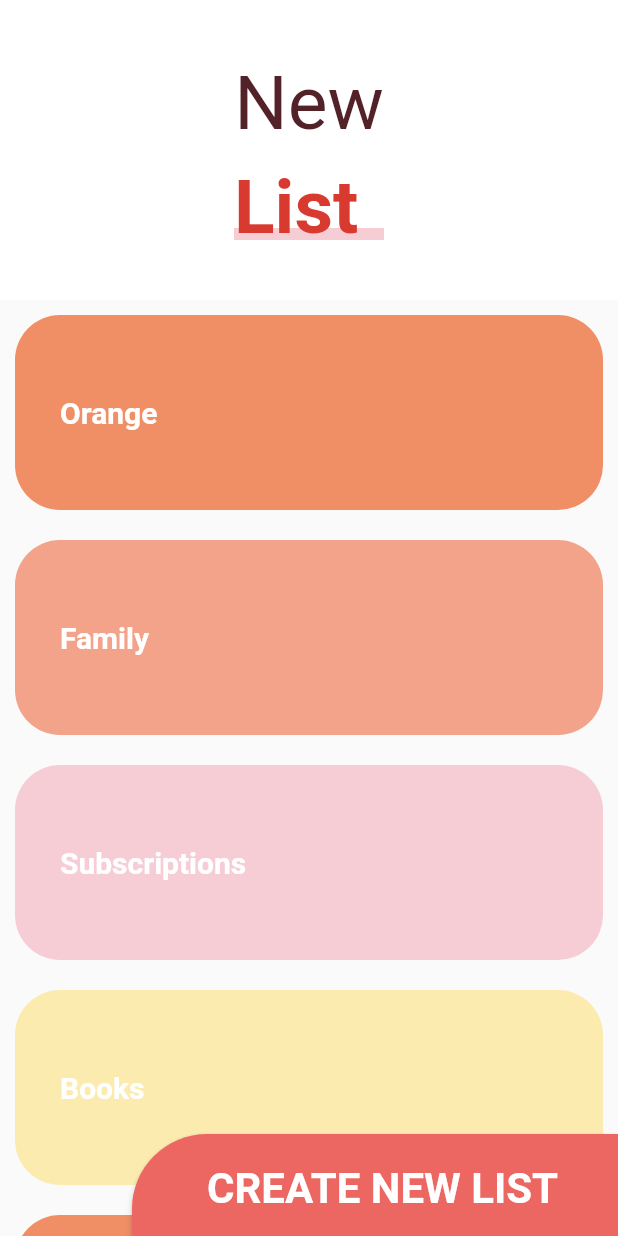
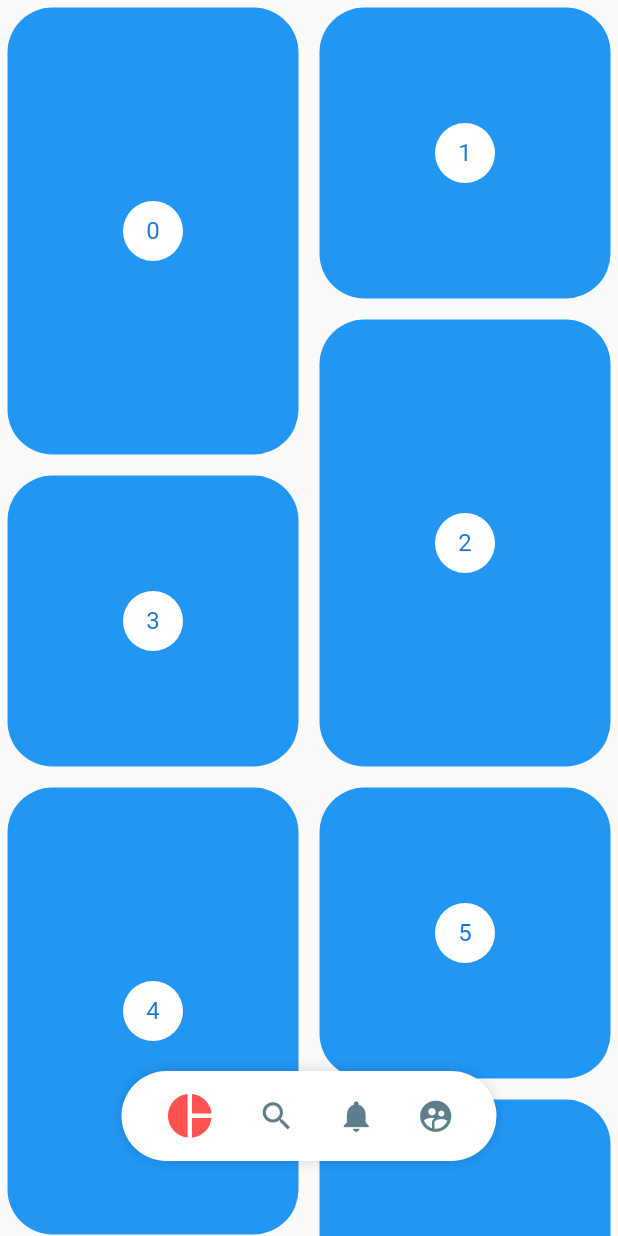
Before and after one commit to joanmc11/Animation-Design-Examples, a Flutter app: the screen it shows after launch, on a phone screen of 412 x 824 dp. Run offline on Flutter 3.47's test engine with Material 2 defaults, Android fonts, the light colour scheme and no system bars; our stand-ins replace animate_do, flutter_svg, font_awesome_flutter.

Commit message:
Pinterest Layout

```diff
--- a/lib/main.dart
+++ b/lib/main.dart
@@ -8,6 +8,7 @@ import 'package:flutter/material.dart';
 
 import 'src/labs/circular_progress_page.dart';
 import 'src/labs/slideshow_page.dart';
+import 'src/pages/pinterest_page.dart';
 import 'src/pages/slide_show_page.dart';
 
 void main() {
@@ -19,10 +20,11 @@ class MyApp extends StatelessWidget {
 
   @override
   Widget build(BuildContext context) {
-    return const MaterialApp(
+    return MaterialApp(
       debugShowCheckedModeBanner: false,
       title: 'Diseños App',
-      home: SliverPage(),
+      home: PinterestPage(),
+      //SliverPage(),
 
       //EmergencyPage()
 
--- /dev/null
+++ b/lib/src/pages/pinterest_page.dart
@@ -0,0 +1,147 @@
+import 'package:flutter/material.dart';
+import 'package:provider/provider.dart';
+import 'package:animation_painter/src/widgets/pinterest_menu.dart';
+import 'package:flutter_staggered_grid_view/flutter_staggered_grid_view.dart';
+
+class PinterestPage extends StatelessWidget {
+  const PinterestPage({super.key});
+
+  @override
+  Widget build(BuildContext context) {
+    return ChangeNotifierProvider(
+      create: (_) => _MenuModel(),
+      child: Scaffold(
+          body: Stack(
+        children: const [
+           PinterestGrid(),
+          _PinterestdMenuLocation()],
+      )),
+    );
+  }
+}
+
+class _PinterestdMenuLocation extends StatelessWidget {
+  const _PinterestdMenuLocation({
+    super.key,
+  });
+
+  @override
+  Widget build(BuildContext context) {
+    final widthPantalla = MediaQuery.of(context).size.width;
+    final mostrar = Provider.of<_MenuModel>(
+      context,
+    ).mostrar;
+    return Positioned(
+        bottom: 30,
+        child: SizedBox(
+            width: widthPantalla,
+            height: 100,
+            child: Align(
+                alignment: Alignment.center,
+                child: PinterestMenu(
+                  mostrar: mostrar,
+                  activeColor: Colors.redAccent,
+                  inactiveColor: Colors.blueGrey,
+                  items: [
+                    PinterestButton(onPressed: () {}, icon: Icons.pie_chart),
+                    PinterestButton(onPressed: () {}, icon: Icons.search),
+                    PinterestButton(
+                        onPressed: () {}, icon: Icons.notifications),
+                    PinterestButton(
+                        onPressed: () {}, icon: Icons.supervised_user_circle),
+                  ],
+                ))));
+  }
+}
+
+class PinterestGrid extends StatefulWidget {
+  const PinterestGrid({super.key});
+
+  @override
+  State<PinterestGrid> createState() => _PinterestGridState();
+}
+
+class _PinterestGridState extends State<PinterestGrid> {
+  final List items = List.generate(200, (index) => index);
+  ScrollController controller = ScrollController();
+  double scrollAnterior = 0;
+
+  @override
+  void initState() {
+    controller.addListener(() {
+      if (controller.offset > scrollAnterior && controller.offset > 150) {
+        //print('Ocultar menú');
+        Provider.of<_MenuModel>(context, listen: false).mostrar = false;
+      } else {
+        //print('Mostrar menu');
+        Provider.of<_MenuModel>(context, listen: false).mostrar = true;
+      }
+      scrollAnterior = controller.offset;
+    });
+    super.initState();
+  }
+
+  @override
+  void dispose() {
+    controller.dispose();
+    super.dispose();
+  }
+
+  @override
+  Widget build(BuildContext context) {
+    return GridView.custom(
+      controller: controller,
+      physics: const BouncingScrollPhysics(),
+      gridDelegate: SliverQuiltedGridDelegate(
+        crossAxisCount: 4,
+        mainAxisSpacing: 4,
+        crossAxisSpacing: 4,
+        repeatPattern: QuiltedGridRepeatPattern.inverted,
+        pattern: [
+          const QuiltedGridTile(3, 2),
+          const QuiltedGridTile(2, 2),
+          //const QuiltedGridTile(1, 1),
+          //const QuiltedGridTile(1, 2),
+        ],
+      ),
+      childrenDelegate: SliverChildBuilderDelegate(
+          (context, index) => _PinterestItem(index: index),
+          childCount: items.length),
+    );
+  }
+}
+
+class _PinterestItem extends StatelessWidget {
+  final int index;
+  const _PinterestItem({
+    super.key,
+    required this.index,
+  });
+
+  @override
+  Widget build(BuildContext context) {
+    return Container(
+      margin: const EdgeInsets.all(5),
+      decoration: BoxDecoration(
+        color: Colors.blue,
+        borderRadius: BorderRadius.circular(30),
+      ),
+      child: Center(
+        child: CircleAvatar(
+          backgroundColor: Colors.white,
+          child: Text('$index'),
+        ),
+      ),
+    );
+  }
+}
+
+class _MenuModel extends ChangeNotifier {
+  bool _mostrar = true;
+
+  bool get mostrar => _mostrar;
+  set mostrar(bool mostrar) {
+    _mostrar = mostrar;
+    notifyListeners();
+  }
+}
--- /dev/null
+++ b/lib/src/widgets/pinterest_menu.dart
@@ -0,0 +1,166 @@
+// ignore_for_file: public_member_api_docs, sort_constructors_first
+import 'package:flutter/material.dart';
+import 'package:provider/provider.dart';
+
+class PinterestButton {
+  final Function() onPressed;
+  final IconData icon;
+  PinterestButton({
+    required this.onPressed,
+    required this.icon,
+  });
+}
+
+class PinterestMenu extends StatelessWidget {
+  final bool mostrar;
+
+  final Color backgroundColor;
+  final Color activeColor;
+  final Color inactiveColor;
+  final List<PinterestButton> items;
+  const PinterestMenu({
+    Key? key,
+    this.mostrar = true,
+    this.backgroundColor = Colors.white,
+    this.activeColor = Colors.black,
+    this.inactiveColor = Colors.blueGrey,
+    required this.items,
+  }) : super(key: key);
+
+  /* final List<PinterestButton> items = [
+    PinterestButton(onPressed: () {}, icon: Icons.pie_chart),
+    PinterestButton(onPressed: () {}, icon: Icons.search),
+    PinterestButton(onPressed: () {}, icon: Icons.notifications),
+    PinterestButton(onPressed: () {}, icon: Icons.supervised_user_circle),
+  ]; */
+
+  @override
+  Widget build(BuildContext context) {
+    return ChangeNotifierProvider(
+        create: (_) => _MenuModel(),
+        child: AnimatedOpacity(
+            duration: const Duration(milliseconds: 250),
+            opacity: mostrar ? 1 : 0,
+            child: Builder(
+
+             builder: (context) {
+              Provider.of<_MenuModel>(context).backgroundColor = backgroundColor;
+              Provider.of<_MenuModel>(context).activeColor = activeColor;
+              Provider.of<_MenuModel>(context).inactiveColor = inactiveColor;
+               return  _PinterestMenuBackground(
+
+                child: _MenuItems(
+                  menuItems: items,
+
+                ),
+              );
+             },
+            )));
+  }
+}
+
+class _PinterestMenuBackground extends StatelessWidget {
+  final Widget child;
+
+  const _PinterestMenuBackground({
+    super.key,
+    required this.child,
+
+  });
+
+  @override
+  Widget build(BuildContext context) {
+    final backgroundColor = Provider.of<_MenuModel>(context).backgroundColor;
+    return Container(
+      width: 250,
+      height: 60,
+      decoration: BoxDecoration(
+          color: backgroundColor,
+          borderRadius: BorderRadius.all(Radius.circular(100)),
+          boxShadow: const [
+            BoxShadow(color: Colors.black38, blurRadius: 10, spreadRadius: -5)
+          ]),
+      child: child,
+    );
+  }
+}
+
+class _MenuItems extends StatelessWidget {
+  final List<PinterestButton> menuItems;
+
+  const _MenuItems(
+      {super.key,
+      required this.menuItems,
+      });
+
+  @override
+  Widget build(BuildContext context) {
+    return Row(
+      mainAxisAlignment: MainAxisAlignment.spaceEvenly,
+      children: List.generate(
+          menuItems.length,
+          (index) => _PinterestMenuButton(
+                index: index,
+                item: menuItems[index],
+
+              )),
+    );
+  }
+}
+
+class _PinterestMenuButton extends StatelessWidget {
+  final int index;
+
+  final PinterestButton item;
+  const _PinterestMenuButton(
+      {required this.index,
+      required this.item,
+     });
+
+  @override
+  Widget build(BuildContext context) {
+    final itemSeleccionado = Provider.of<_MenuModel>(context).itemSeleccionado;
+    final menuModel = Provider.of<_MenuModel>(context);
+    return GestureDetector(
+      onTap: () {
+        Provider.of<_MenuModel>(context, listen: false).itemSeleccionado =
+            index;
+      },
+      behavior: HitTestBehavior.translucent,
+      child: Container(
+        child: Icon(
+          item.icon,
+          size: (itemSeleccionado == index) ? 35 : 25,
+          color: (itemSeleccionado == index) ? menuModel.activeColor : menuModel.inactiveColor,
+        ),
+      ),
+    );
+  }
+}
+
+class _MenuModel with ChangeNotifier {
+  int _itemSeleccionado = 0;
+  Color _backgroundColor = Colors.white;
+  Color _activeColor = Colors.black;
+  Color _inactiveColor = Colors.grey;
+
+  int get itemSeleccionado => _itemSeleccionado;
+  set itemSeleccionado(int index) {
+    _itemSeleccionado = index;
+    notifyListeners();
+  }
+  Color get backgroundColor => _backgroundColor;
+  set backgroundColor (Color color){
+    _backgroundColor = color;
+  }
+  Color get activeColor => _activeColor;
+  set activeColor (Color color){
+    _activeColor = color;
+  }
+  Color get inactiveColor => _inactiveColor;
+  set inactiveColor (Color color){
+    _inactiveColor = color;
+  }
+
+
+}
--- a/pubspec.yaml
+++ b/pubspec.yaml
@@ -32,6 +32,7 @@ dependencies:
   cupertino_icons: ^1.0.2
   flutter:
     sdk: flutter
+  flutter_staggered_grid_view: ^0.6.2
   flutter_svg: ^2.0.3
   font_awesome_flutter: ^10.4.0
   provider: ^6.0.5
```
Also changed, not shown: pubspec.lock.
